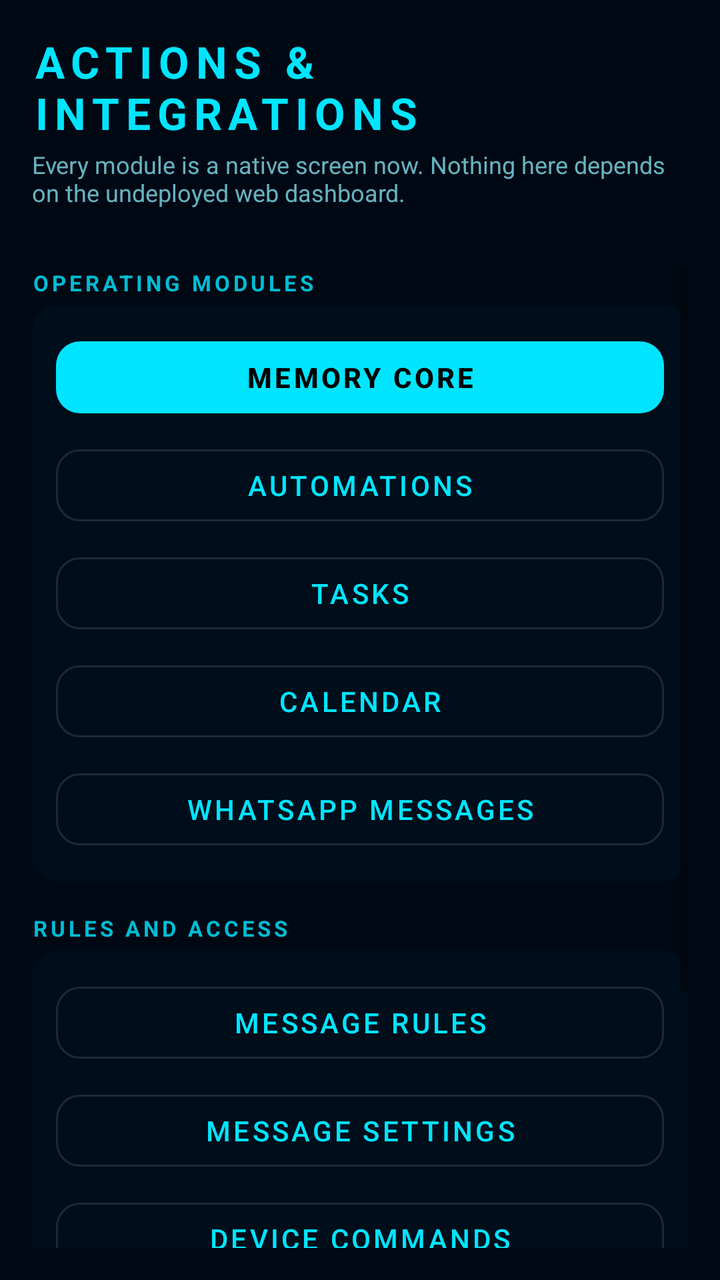
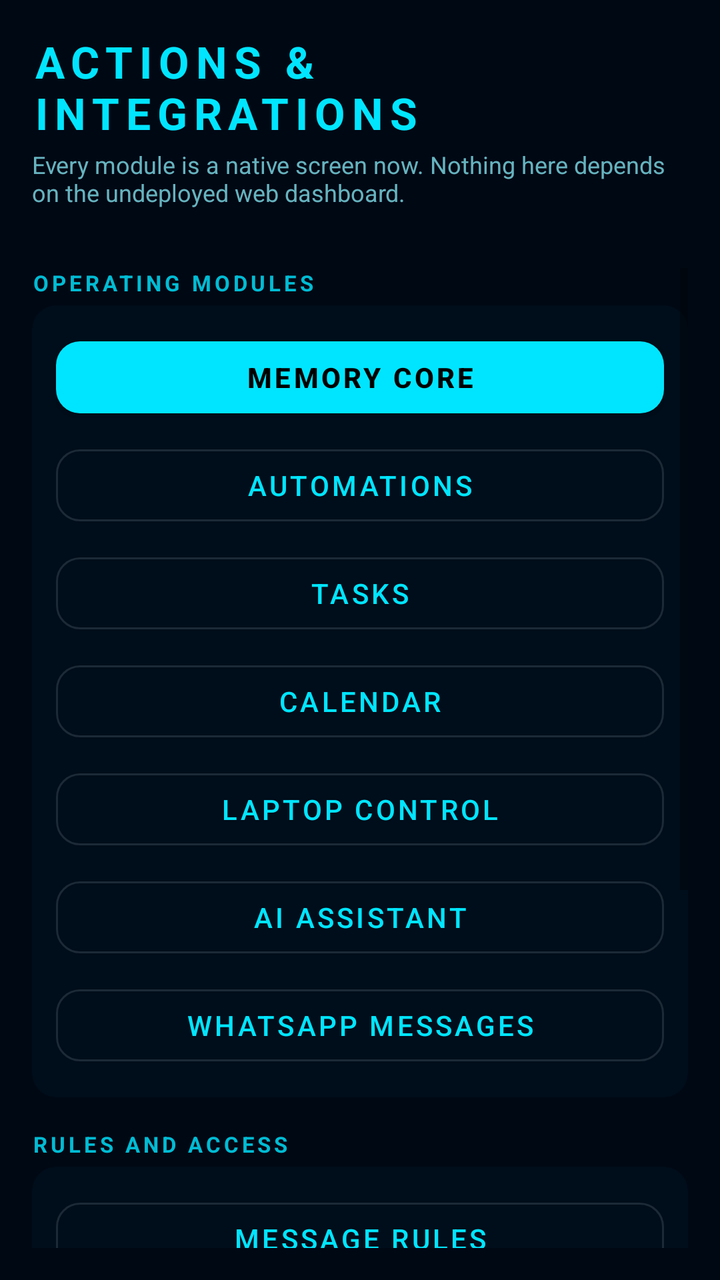

Screens rendered from an Android XML layout before and after an edit, with the pre-edit source and the edit as a unified diff.
<!-- AndroidManifest.xml: application theme Theme.BonjeeNotifier -->
<!-- res/layout/activity_actions.xml -->
<?xml version="1.0" encoding="utf-8"?>
<LinearLayout xmlns:android="http://schemas.android.com/apk/res/android"
    xmlns:app="http://schemas.android.com/apk/res-auto"
    android:layout_width="match_parent"
    android:layout_height="match_parent"
    android:background="@color/bg_primary"
    android:orientation="vertical"
    android:padding="16dp">

    <TextView
        android:layout_width="wrap_content"
        android:layout_height="wrap_content"
        android:letterSpacing="0.15"
        android:text="ACTIONS &amp; INTEGRATIONS"
        android:textColor="@color/cyan"
        android:textSize="22sp"
        android:textStyle="bold" />

    <TextView
        android:layout_width="match_parent"
        android:layout_height="wrap_content"
        android:layout_marginTop="3dp"
        android:alpha="0.8"
        android:text="Every module is a native screen now. Nothing here depends on the undeployed web dashboard."
        android:textColor="@color/text_secondary"
        android:textSize="12sp" />

    <TextView
        android:id="@+id/txtActionsStatus"
        android:layout_width="match_parent"
        android:layout_height="wrap_content"
        android:layout_marginTop="8dp"
        android:fontFamily="monospace"
        android:textColor="@color/text_tertiary"
        android:textSize="10sp" />

    <ScrollView
        android:layout_width="match_parent"
        android:layout_height="0dp"
        android:layout_marginTop="8dp"
        android:layout_weight="1">

        <LinearLayout
            android:layout_width="match_parent"
            android:layout_height="wrap_content"
            android:orientation="vertical">

            <TextView
                style="@style/JarvisSection"
                android:layout_marginTop="0dp"
                android:text="OPERATING MODULES" />

            <com.google.android.material.card.MaterialCardView
                android:layout_width="match_parent"
                android:layout_height="wrap_content"
                app:cardBackgroundColor="@color/bg_card"
                app:cardCornerRadius="12dp"
                app:cardElevation="0dp"
                app:strokeColor="@color/border_cyan"
                app:strokeWidth="1dp">

                <LinearLayout
                    android:layout_width="match_parent"
                    android:layout_height="wrap_content"
                    android:orientation="vertical"
                    android:padding="12dp">

                    <com.google.android.material.button.MaterialButton
                        android:id="@+id/btnActionMemory"
                        style="@style/JarvisButton"
                        android:layout_width="match_parent"
                        android:layout_height="wrap_content"
                        android:text="MEMORY CORE"
                        android:textColor="@color/black"
                        app:backgroundTint="@color/cyan" />

                    <com.google.android.material.button.MaterialButton
                        android:id="@+id/btnActionAutomations"
                        style="@style/JarvisButton.Outlined"
                        android:layout_width="match_parent"
                        android:layout_height="wrap_content"
                        android:layout_marginTop="6dp"
                        android:text="AUTOMATIONS" />

                    <com.google.android.material.button.MaterialButton
                        android:id="@+id/btnActionTasks"
                        style="@style/JarvisButton.Outlined"
                        android:layout_width="match_parent"
                        android:layout_height="wrap_content"
                        android:layout_marginTop="6dp"
                        android:text="TASKS" />

                    <com.google.android.material.button.MaterialButton
                        android:id="@+id/btnActionCalendar"
                        style="@style/JarvisButton.Outlined"
                        android:layout_width="match_parent"
                        android:layout_height="wrap_content"
                        android:layout_marginTop="6dp"
                        android:text="CALENDAR" />

                    <com.google.android.material.button.MaterialButton
                        android:id="@+id/btnActionInbox"
                        style="@style/JarvisButton.Outlined"
                        android:layout_width="match_parent"
                        android:layout_height="wrap_content"
                        android:layout_marginTop="6dp"
                        android:text="WHATSAPP MESSAGES" />
                </LinearLayout>
            </com.google.android.material.card.MaterialCardView>

            <TextView
                style="@style/JarvisSection"
                android:text="RULES AND ACCESS" />

            <com.google.android.material.card.MaterialCardView
                android:layout_width="match_parent"
                android:layout_height="wrap_content"
                app:cardBackgroundColor="@color/bg_card"
                app:cardCornerRadius="12dp"
                app:cardElevation="0dp"
                app:strokeColor="@color/border_cyan"
                app:strokeWidth="1dp">

                <LinearLayout
                    android:layout_width="match_parent"
                    android:layout_height="wrap_content"
                    android:orientation="vertical"
                    android:padding="12dp">

                    <com.google.android.material.button.MaterialButton
                        android:id="@+id/btnActionRules"
                        style="@style/JarvisButton.Outlined"
                        android:layout_width="match_parent"
                        android:layout_height="wrap_content"
                        android:text="MESSAGE RULES" />

                    <com.google.android.material.button.MaterialButton
                        android:id="@+id/btnActionMessageSettings"
                        style="@style/JarvisButton.Outlined"
                        android:layout_width="match_parent"
                        android:layout_height="wrap_content"
                        android:layout_marginTop="6dp"
                        android:text="MESSAGE SETTINGS" />

                    <com.google.android.material.button.MaterialButton
                        android:id="@+id/btnActionCommands"
                        style="@style/JarvisButton.Outlined"
                        android:layout_width="match_parent"
                        android:layout_height="wrap_content"
                        android:layout_marginTop="6dp"
                        android:text="DEVICE COMMANDS" />

                    <com.google.android.material.button.MaterialButton
                        android:id="@+id/btnActionAccess"
                        style="@style/JarvisButton.Outlined"
                        android:layout_width="match_parent"
                        android:layout_height="wrap_content"
                        android:layout_marginTop="6dp"
                        android:text="SET UP ACCESS" />

                    <com.google.android.material.button.MaterialButton
                        android:id="@+id/btnActionAsk"
                        style="@style/JarvisButton.Outlined"
                        android:layout_width="match_parent"
                        android:layout_height="wrap_content"
                        android:layout_marginTop="6dp"
                        android:text="ASK JARVIS" />
                </LinearLayout>
            </com.google.android.material.card.MaterialCardView>

            <TextView
                android:id="@+id/txtActionsFooter"
                android:layout_width="match_parent"
                android:layout_height="wrap_content"
                android:layout_marginTop="10dp"
                android:alpha="0.75"
                android:paddingBottom="12dp"
                android:textColor="@color/text_dim"
                android:textSize="9sp" />
        </LinearLayout>
    </ScrollView>
</LinearLayout>
<!-- resources referenced by this layout -->
<resources>
  <color name="bg_card">#000d1a</color>
  <color name="bg_primary">#000814</color>
  <color name="black">#FF000000</color>
  <color name="border_cyan">#00e5ff33</color>
  <color name="cyan">#00e5ff</color>
  <color name="text_dim">#26c6da</color>
  <color name="text_secondary">#80deea</color>
  <color name="text_tertiary">#4dd0e1</color>
  <style name="JarvisButton" parent="Widget.MaterialComponents.Button">
          <item name="cornerRadius">12dp</item>
          <item name="android:textAllCaps">true</item>
          <item name="android:letterSpacing">0.1</item>
          <item name="android:textStyle">bold</item>
      </style>
  <style name="JarvisButton.Outlined" parent="Widget.MaterialComponents.Button.OutlinedButton">
          <item name="cornerRadius">12dp</item>
          <item name="android:textAllCaps">true</item>
          <item name="android:letterSpacing">0.1</item>
      </style>
  <style name="JarvisSection">
          <item name="android:layout_width">match_parent</item>
          <item name="android:layout_height">wrap_content</item>
          <item name="android:layout_marginTop">16dp</item>
          <item name="android:layout_marginBottom">4dp</item>
          <item name="android:letterSpacing">0.15</item>
          <item name="android:textColor">@color/cyan_glow</item>
          <item name="android:textSize">11sp</item>
          <item name="android:textStyle">bold</item>
      </style>
  <style name="Theme.BonjeeNotifier" parent="Theme.MaterialComponents.DayNight.NoActionBar">
          <item name="colorPrimary">@color/cyan</item>
          <item name="colorPrimaryVariant">@color/cyan_bright</item>
          <item name="colorOnPrimary">@color/black</item>
          <item name="colorSecondary">@color/orange</item>
          <item name="colorSecondaryVariant">@color/orange_bright</item>
          <item name="colorOnSecondary">@color/black</item>
          <item name="android:statusBarColor">@color/bg_primary</item>
          <item name="android:navigationBarColor">@color/bg_primary</item>
          <item name="android:windowBackground">@color/bg_primary</item>
          <item name="colorSurface">@color/bg_card</item>
          <item name="colorOnSurface">@color/text_primary</item>
      </style>
  <color name="cyan_glow">#00bcd4</color>
  <color name="cyan_bright">#18ffff</color>
  <color name="orange">#ff6f00</color>
  <color name="orange_bright">#ff9100</color>
  <color name="text_primary">#e0f7fa</color>
</resources>

<!-- the commit's change to res/layout/activity_actions.xml (unified diff, before → after) -->
@@ -99,6 +99,22 @@
                         android:text="CALENDAR" />
 
                     <com.google.android.material.button.MaterialButton
+                        android:id="@+id/btnActionLaptop"
+                        style="@style/JarvisButton.Outlined"
+                        android:layout_width="match_parent"
+                        android:layout_height="wrap_content"
+                        android:layout_marginTop="6dp"
+                        android:text="LAPTOP CONTROL" />
+
+                    <com.google.android.material.button.MaterialButton
+                        android:id="@+id/btnActionAi"
+                        style="@style/JarvisButton.Outlined"
+                        android:layout_width="match_parent"
+                        android:layout_height="wrap_content"
+                        android:layout_marginTop="6dp"
+                        android:text="AI ASSISTANT" />
+
+                    <com.google.android.material.button.MaterialButton
                         android:id="@+id/btnActionInbox"
                         style="@style/JarvisButton.Outlined"
                         android:layout_width="match_parent"
